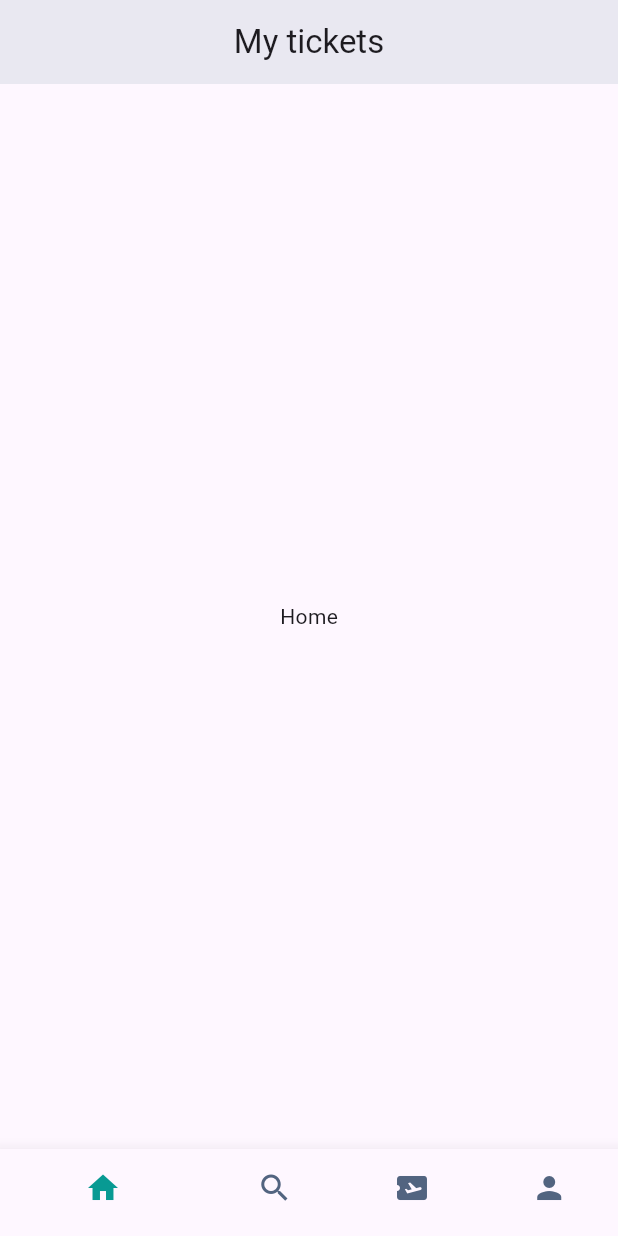
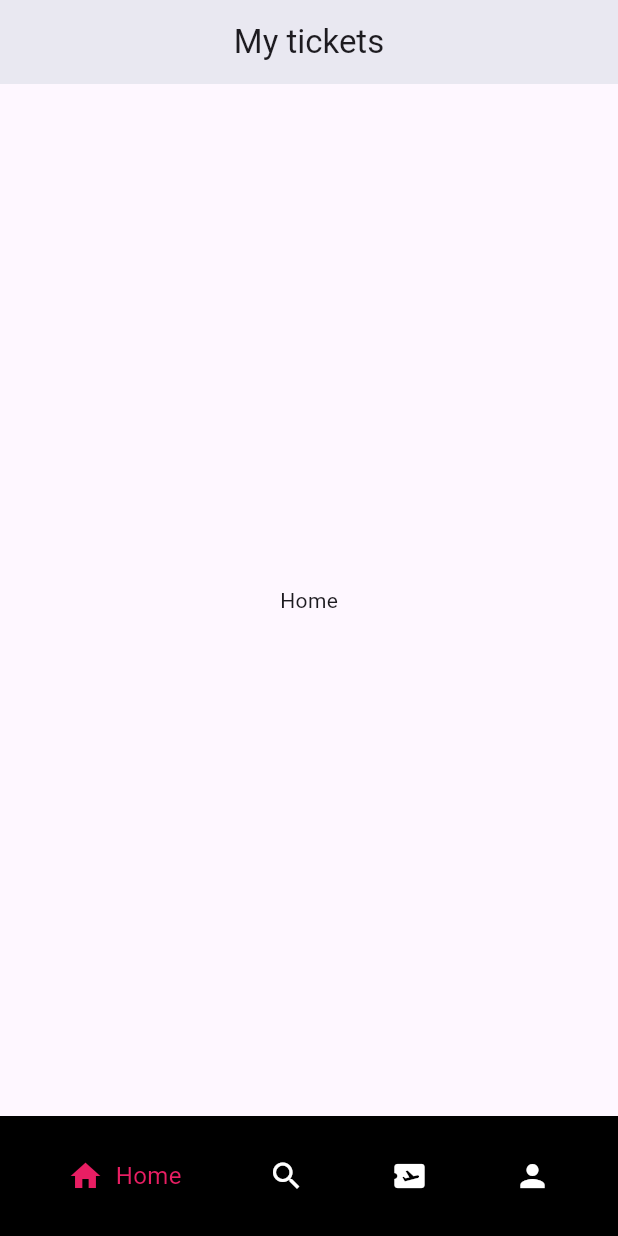
Before and after one commit to Mpumelelo9802/Ticket-Booking-App-, a Flutter app: the screen it shows after launch, on a phone screen of 412 x 824 dp. Run offline on Flutter 3.47's test engine with Material 3 defaults, Android fonts, the phone set to English and light mode, and no system bars.

Commit message:
BottomBar UI updates

```diff
--- a/lib/bottom_bar.dart
+++ b/lib/bottom_bar.dart
@@ -1,4 +1,23 @@
 import 'package:flutter/material.dart';
+
+void main() {
+  runApp(const MyApp());
+}
+
+class MyApp extends StatelessWidget {
+  const MyApp({super.key});
+
+  @override
+  Widget build(BuildContext context) {
+    return MaterialApp(
+      title: 'Flutter Demo',
+      theme: ThemeData(
+        primarySwatch: Colors.blue,
+      ),
+      home: const BottomBar(),
+    );
+  }
+}
 
 class BottomBar extends StatefulWidget {
   const BottomBar({super.key});
@@ -6,9 +25,12 @@ class BottomBar extends StatefulWidget {
   @override
   State<BottomBar> createState() => _BottomBarState();
 }
-int _selectectedIndex=0;
 
-class _BottomBarState extends State<BottomBar> {
+class _BottomBarState extends State<BottomBar> with SingleTickerProviderStateMixin {
+  int _selectedIndex = 0;
+  late AnimationController _animationController;
+  late Animation<double> _animation;
+
   static final List<Widget> _widgetOptions = <Widget>[
     const Text("Home"),
     const Text("Search"),
@@ -16,10 +38,25 @@ class _BottomBarState extends State<BottomBar> {
     const Text("Profile"),
   ];
 
-  void _onItemTapped(int index){
-    setState(() {
-      _selectectedIndex = index;
-    });
+  void _onItemTapped(int index) {
+    if (_selectedIndex != index) {
+      setState(() {
+        _selectedIndex = index;
+      });
+      _animationController.forward().then((_) {
+        _animationController.reset();
+      });
+    }
+  }
+
+  @override
+  void initState() {
+    super.initState();
+    _animationController = AnimationController(
+      duration: const Duration(milliseconds: 300),
+      vsync: this,
+    );
+    _animation = Tween<double>(begin: 1.0, end: 1.2).animate(_animationController);
   }
 
   @override
@@ -31,27 +68,55 @@ class _BottomBarState extends State<BottomBar> {
         backgroundColor: const Color.fromARGB(22, 5, 72, 95),
       ),
       body: Center(
-        child: _widgetOptions[_selectectedIndex],
+        child: _widgetOptions[_selectedIndex],
       ),
-      bottomNavigationBar: BottomNavigationBar(
-        onTap: _onItemTapped,
-        currentIndex: _selectectedIndex,
-        elevation: 10,
-        showSelectedLabels: false,
-        showUnselectedLabels: false,
-        selectedItemColor: const Color.fromARGB(255, 8, 154, 147),
-        unselectedItemColor: const Color(0xFF526480),
-        items: const [
-          BottomNavigationBarItem(
-              icon: Icon(
-                Icons.home,
+      bottomNavigationBar: BottomAppBar(
+        child: Row(
+          mainAxisAlignment: MainAxisAlignment.spaceAround,
+          children: <Widget>[
+            _buildNavItem(Icons.home, 'Home', 0),
+            _buildNavItem(Icons.search, 'Search', 1),
+            _buildNavItem(Icons.airplane_ticket, 'Tickets', 2),
+            _buildNavItem(Icons.person, 'Profile', 3),
+          ],
+        ),
+        color: Colors.black,
+      ),
+    );
+  }
+
+  Widget _buildNavItem(IconData icon, String label, int index) {
+    final isSelected = _selectedIndex == index;
+
+    return GestureDetector(
+      onTap: () => _onItemTapped(index),
+      child: AnimatedBuilder(
+        animation: _animationController,
+        builder: (context, child) {
+          return Row(
+            mainAxisSize: MainAxisSize.min,
+            children: [
+              AnimatedBuilder(
+                animation: _animation,
+                builder: (context, child) {
+                  return Icon(
+                    icon,
+                    color: isSelected ? Colors.pink : Colors.white,
+                    size: 24.0 * (isSelected ? _animation.value : 1.0),
+                  );
+                },
               ),
-              label: "Home"),
-          BottomNavigationBarItem(icon: Icon(Icons.search), label: "Search"),
-          BottomNavigationBarItem(
-              icon: Icon(Icons.airplane_ticket), label: "Ticket"),
-          BottomNavigationBarItem(icon: Icon(Icons.person), label: "Profile"),
-        ],
+              if (isSelected)
+                Padding(
+                  padding: const EdgeInsets.only(left: 8.0),
+                  child: Text(
+                    label,
+                    style: const TextStyle(color: Colors.pink, fontSize: 16),
+                  ),
+                ),
+            ],
+          );
+        },
       ),
     );
   }
```
